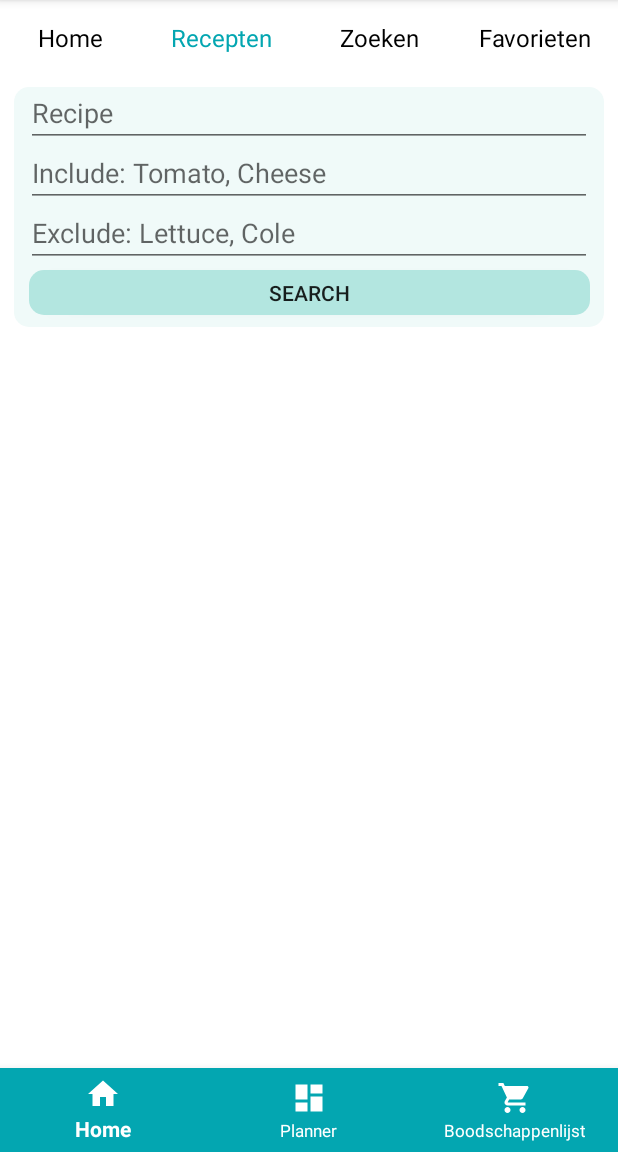
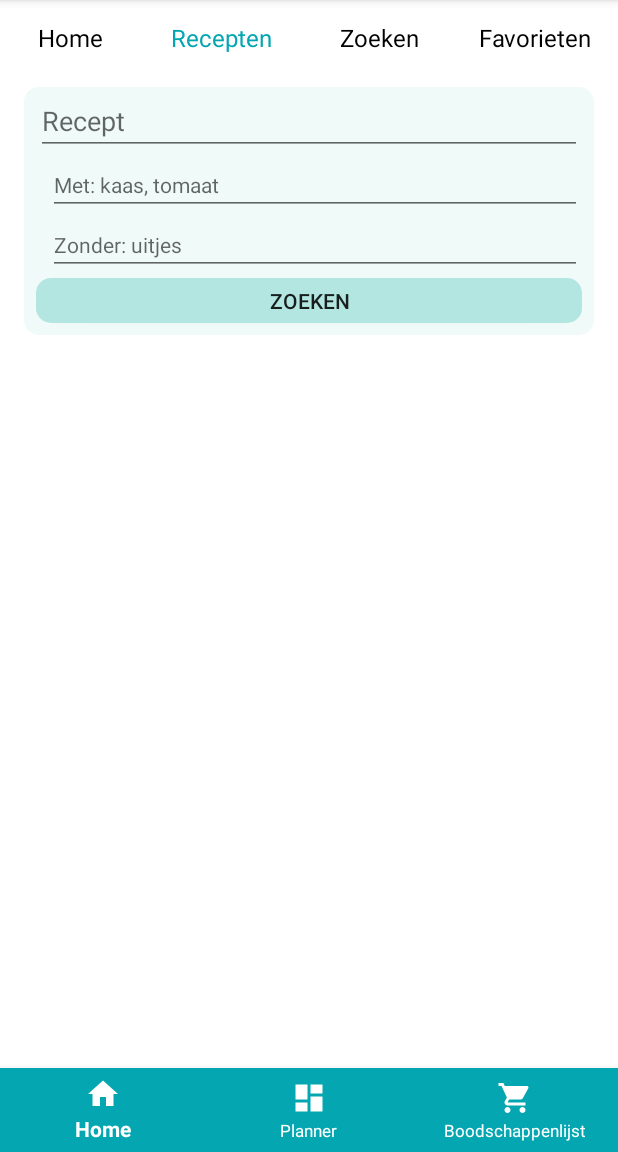
Before and after one commit to stefangrebenar/Prikkie, an Android app: the screen it shows after launch (MainActivity), after a tap on "Recepten", on a phone screen of 412 x 824 dp, the part 84-1236 px from its top. Run offline under Robolectric (Android 15) with nearby library versions, the phone set to English and light mode, and no system bars; our stand-ins replace Picasso; pictures from the network do not load; 1 other tap on this screen came first.

Commit message:
Update fragment_recipe.xml

```diff
--- a/app/src/main/res/layout/fragment_recipe.xml
+++ b/app/src/main/res/layout/fragment_recipe.xml
@@ -9,7 +9,7 @@
 
     <androidx.constraintlayout.widget.ConstraintLayout
         android:id="@+id/constraintLayout2"
-        android:layout_width="wrap_content"
+        android:layout_width="match_parent"
         android:layout_height="wrap_content"
         android:layout_marginStart="16dp"
         android:layout_marginTop="8dp"
@@ -21,50 +21,54 @@
 
         <com.google.android.material.textfield.TextInputEditText
             android:id="@+id/recipeSearch"
-            android:layout_width="377dp"
-            android:layout_height="40dp"
+            android:layout_width="match_parent"
+            android:layout_height="wrap_content"
             android:layout_alignParentStart="true"
             android:layout_alignParentTop="true"
             android:layout_marginStart="8dp"
             android:layout_marginEnd="8dp"
-            android:hint="Recipe"
+            android:hint="Recept"
+            android:textSize="18sp"
             app:layout_constraintEnd_toEndOf="parent"
             app:layout_constraintStart_toStartOf="parent"
             app:layout_constraintTop_toTopOf="parent" />
 
         <com.google.android.material.textfield.TextInputEditText
             android:id="@+id/includedIngredients"
-            android:layout_width="377dp"
-            android:layout_height="40dp"
+            android:layout_width="match_parent"
+            android:layout_height="wrap_content"
             android:layout_below="@+id/recipeSearch"
             android:layout_alignParentStart="true"
             android:layout_alignParentEnd="true"
             android:layout_centerHorizontal="true"
-            android:layout_marginStart="8dp"
+            android:layout_marginStart="16dp"
             android:layout_marginEnd="8dp"
-            android:hint="Include: Tomato, Cheese"
+            android:hint="Met: kaas, tomaat"
+            android:textSize="14sp"
             app:layout_constraintEnd_toEndOf="parent"
+            app:layout_constraintHorizontal_bias="0.0"
             app:layout_constraintStart_toStartOf="parent"
             app:layout_constraintTop_toBottomOf="@+id/recipeSearch" />
 
         <com.google.android.material.textfield.TextInputEditText
             android:id="@+id/excludeIngredient"
-            android:layout_width="377dp"
-            android:layout_height="40dp"
+            android:layout_width="match_parent"
+            android:layout_height="wrap_content"
             android:layout_below="@+id/includedIngredients"
             android:layout_alignParentStart="true"
             android:layout_alignParentEnd="true"
             android:layout_centerHorizontal="true"
-            android:layout_marginStart="8dp"
+            android:layout_marginStart="16dp"
             android:layout_marginEnd="8dp"
-            android:hint="Exclude: Lettuce, Cole"
+            android:hint="Zonder: uitjes"
+            android:textSize="14sp"
             app:layout_constraintEnd_toEndOf="parent"
             app:layout_constraintStart_toStartOf="parent"
             app:layout_constraintTop_toBottomOf="@+id/includedIngredients" />
 
         <Button
             android:id="@+id/recipeSubmitButton"
-            android:layout_width="374dp"
+            android:layout_width="match_parent"
             android:layout_height="30dp"
             android:layout_below="@+id/excludeIngredient"
             android:layout_alignParentStart="true"
@@ -74,7 +78,7 @@
             android:layout_marginEnd="8dp"
             android:layout_marginBottom="8dp"
             android:background="@drawable/button"
-            android:text="@android:string/search_go"
+            android:text="Zoeken"
             app:layout_constraintBottom_toBottomOf="parent"
             app:layout_constraintEnd_toEndOf="parent"
             app:layout_constraintStart_toStartOf="parent"
@@ -82,7 +86,7 @@
     </androidx.constraintlayout.widget.ConstraintLayout>
 
     <ScrollView
-        android:layout_width="0dp"
+        android:layout_width="match_parent"
         android:layout_height="0dp"
         android:layout_marginStart="@dimen/activity_horizontal_margin"
         android:layout_marginTop="8dp"
```
